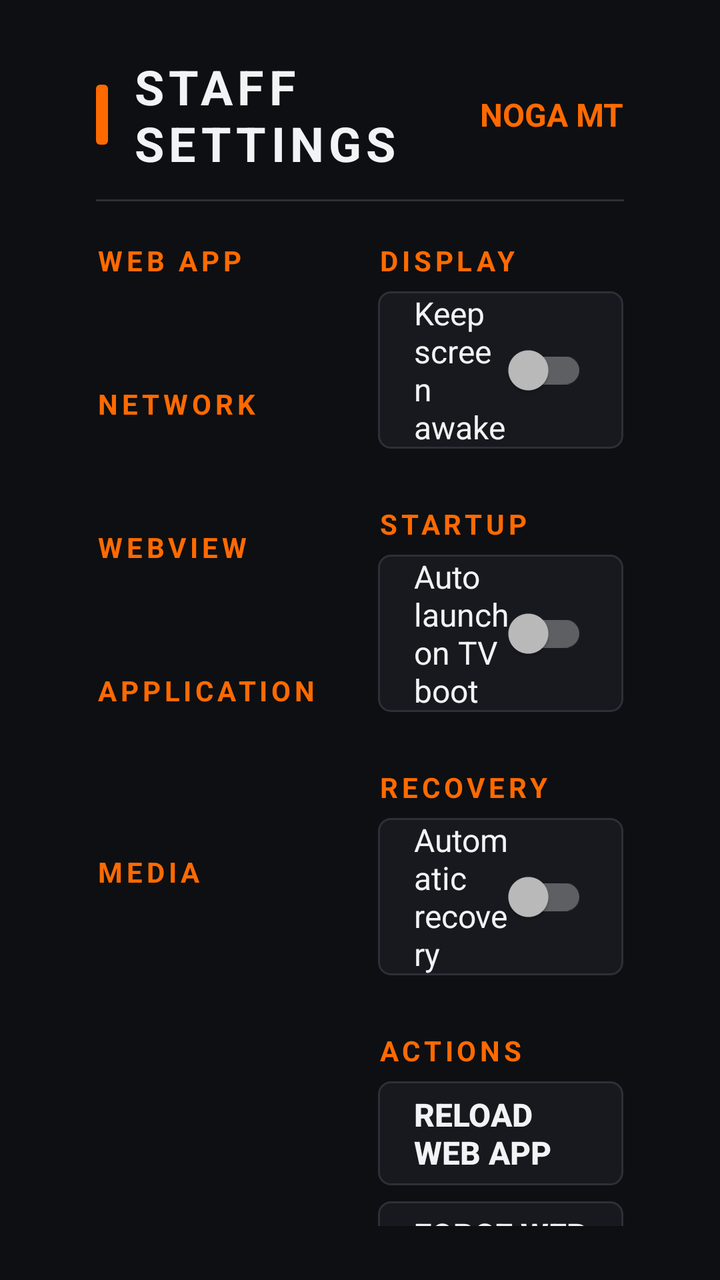
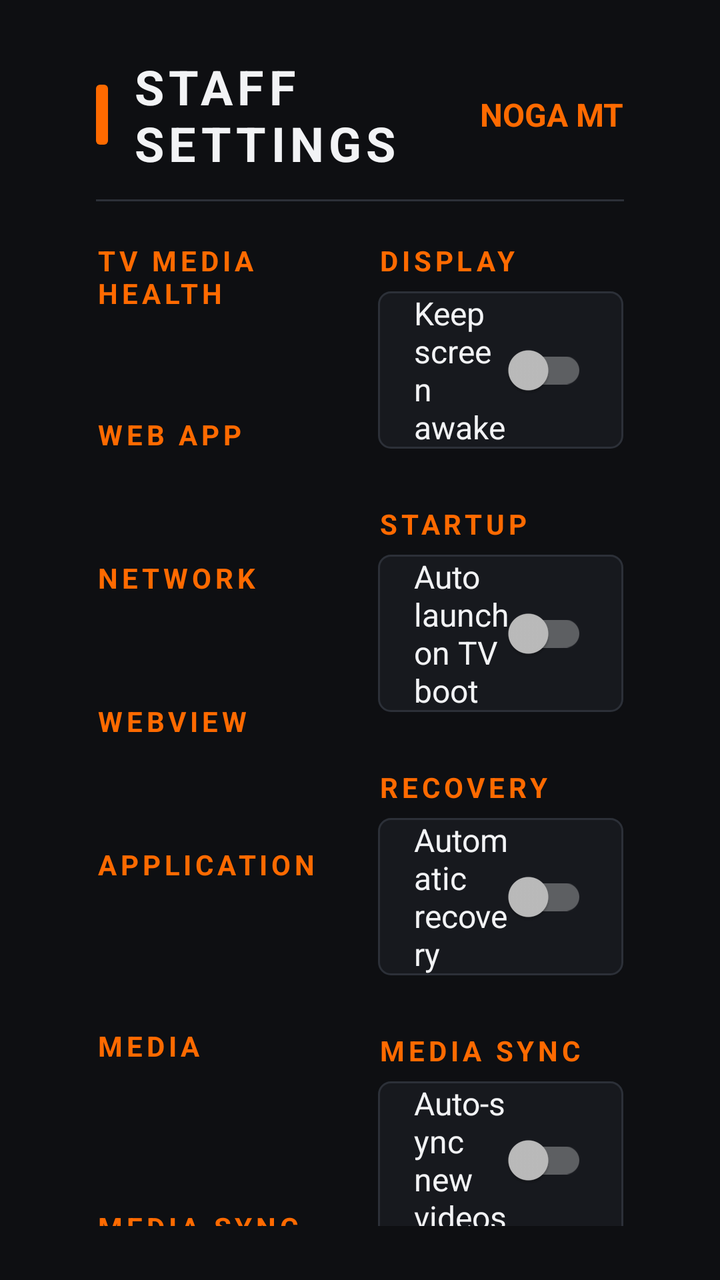

Screens rendered from an Android XML layout before and after an edit, with the pre-edit source and the edit as a unified diff.
<!-- AndroidManifest.xml: activity theme Theme.NogaMT.Staff -->
<!-- res/layout/activity_staff_settings.xml -->
<?xml version="1.0" encoding="utf-8"?>
<LinearLayout xmlns:android="http://schemas.android.com/apk/res/android"
    android:layout_width="match_parent"
    android:layout_height="match_parent"
    android:background="@color/noga_bg"
    android:orientation="vertical"
    android:paddingStart="@dimen/tv_safe_horizontal"
    android:paddingTop="@dimen/tv_safe_vertical"
    android:paddingEnd="@dimen/tv_safe_horizontal"
    android:paddingBottom="@dimen/tv_safe_vertical">

    <LinearLayout
        android:layout_width="match_parent"
        android:layout_height="wrap_content"
        android:gravity="center_vertical"
        android:orientation="horizontal">

        <View
            android:layout_width="6dp"
            android:layout_height="30dp"
            android:layout_marginEnd="12dp"
            android:background="@drawable/accent_bar" />

        <TextView
            android:layout_width="0dp"
            android:layout_height="wrap_content"
            android:layout_weight="1"
            android:letterSpacing="0.1"
            android:text="@string/staff_settings_title"
            android:textAllCaps="true"
            android:textColor="@color/noga_text"
            android:textSize="24sp"
            android:textStyle="bold" />

        <TextView
            android:id="@+id/header_hint"
            android:layout_width="wrap_content"
            android:layout_height="wrap_content"
            android:text="NOGA MT"
            android:textColor="@color/noga_orange"
            android:textSize="16sp"
            android:textStyle="bold" />
    </LinearLayout>

    <View
        android:layout_width="match_parent"
        android:layout_height="1dp"
        android:layout_marginTop="12dp"
        android:background="@color/noga_divider" />

    <LinearLayout
        android:layout_width="match_parent"
        android:layout_height="0dp"
        android:layout_weight="1"
        android:orientation="horizontal">

        
        <ScrollView
            android:layout_width="0dp"
            android:layout_height="match_parent"
            android:layout_weight="1.15"
            android:paddingEnd="24dp"
            android:scrollbars="none">

            <LinearLayout
                android:layout_width="match_parent"
                android:layout_height="wrap_content"
                android:orientation="vertical">

                <TextView style="@style/NogaSectionLabel" android:text="@string/section_webapp" />
                <TextView android:id="@+id/value_start_url" style="@style/NogaValue" />

                <TextView style="@style/NogaSectionLabel" android:text="@string/section_network" />
                <TextView android:id="@+id/value_network" style="@style/NogaValue" />

                <TextView style="@style/NogaSectionLabel" android:text="@string/section_webview" />
                <TextView android:id="@+id/value_webview" style="@style/NogaValue" />

                <TextView style="@style/NogaSectionLabel" android:text="@string/section_application" />
                <TextView android:id="@+id/value_app" style="@style/NogaValue" />
                <TextView android:id="@+id/value_device" style="@style/NogaCaption" />

                <TextView style="@style/NogaSectionLabel" android:text="@string/section_media" />
                <TextView android:id="@+id/value_media_folder" style="@style/NogaValue" />
                <TextView android:id="@+id/value_media_count" style="@style/NogaCaption" />

                <TextView
                    android:id="@+id/value_notice"
                    style="@style/NogaCaption"
                    android:layout_marginTop="24dp"
                    android:alpha="0.7" />
            </LinearLayout>
        </ScrollView>

        
        <ScrollView
            android:layout_width="0dp"
            android:layout_height="match_parent"
            android:layout_weight="1"
            android:scrollbars="none">

            <LinearLayout
                android:layout_width="match_parent"
                android:layout_height="wrap_content"
                android:orientation="vertical">

                <TextView style="@style/NogaSectionLabel" android:text="@string/section_display" />
                <androidx.appcompat.widget.SwitchCompat
                    android:id="@+id/switch_keep_awake"
                    style="@style/NogaSwitch"
                    android:text="@string/label_keep_awake" />

                <TextView style="@style/NogaSectionLabel" android:text="@string/section_startup" />
                <androidx.appcompat.widget.SwitchCompat
                    android:id="@+id/switch_autostart"
                    style="@style/NogaSwitch"
                    android:text="@string/label_autostart" />

                <TextView style="@style/NogaSectionLabel" android:text="@string/section_recovery" />
                <androidx.appcompat.widget.SwitchCompat
                    android:id="@+id/switch_recovery"
                    style="@style/NogaSwitch"
                    android:text="@string/label_recovery" />

                <TextView style="@style/NogaSectionLabel" android:text="@string/section_actions" />

                <Button android:id="@+id/btn_reload" style="@style/NogaButton" android:text="@string/action_reload" />
                <Button android:id="@+id/btn_force_refresh" style="@style/NogaButton" android:text="@string/action_force_refresh" />
                <Button android:id="@+id/btn_select_folder" style="@style/NogaButton" android:text="@string/action_select_folder" />
                <Button android:id="@+id/btn_rescan" style="@style/NogaButton" android:text="@string/action_rescan" />
                <Button android:id="@+id/btn_media_manager" style="@style/NogaButton" android:text="@string/media_manager_title" />
                <Button android:id="@+id/btn_clear_cache" style="@style/NogaButton" android:text="@string/action_clear_cache" />
                <Button android:id="@+id/btn_change_url" style="@style/NogaButton" android:text="@string/action_change_url" />
                <Button android:id="@+id/btn_network_settings" style="@style/NogaButton" android:text="@string/action_network_settings" />
                <Button android:id="@+id/btn_return" style="@style/NogaButton" android:text="@string/action_return" />
            </LinearLayout>
        </ScrollView>
    </LinearLayout>
</LinearLayout>
<!-- resources referenced by this layout -->
<resources>
  <color name="noga_bg">#FF0E0F12</color>
  <color name="noga_divider">#FF2C3038</color>
  <color name="noga_orange">#FFFF6A00</color>
  <color name="noga_text">#FFF2F3F5</color>
  <dimen name="tv_safe_horizontal">48dp</dimen>
  <dimen name="tv_safe_vertical">27dp</dimen>
  <!-- drawable accent_bar (drawable) -->
  <?xml version="1.0" encoding="utf-8"?>
  <shape xmlns:android="http://schemas.android.com/apk/res/android" android:shape="rectangle">
      <solid android:color="@color/noga_orange" />
      <corners android:radius="2dp" />
  </shape>
  <string name="action_change_url">Change Start URL</string>
  <string name="action_clear_cache">Clear Web Cache</string>
  <string name="action_force_refresh">Force Web Refresh</string>
  <string name="action_network_settings">Open Android Network Settings</string>
  <string name="action_reload">Reload Web App</string>
  <string name="action_rescan">Rescan Media</string>
  <string name="action_return">Return To Showroom</string>
  <string name="action_select_folder">Select Media Folder</string>
  <string name="label_autostart">Auto launch on TV boot</string>
  <string name="label_keep_awake">Keep screen awake</string>
  <string name="label_recovery">Automatic recovery</string>
  <string name="media_manager_title">Local Media</string>
  <string name="section_actions">ACTIONS</string>
  <string name="section_application">APPLICATION</string>
  <string name="section_display">DISPLAY</string>
  <string name="section_media">MEDIA</string>
  <string name="section_network">NETWORK</string>
  <string name="section_recovery">RECOVERY</string>
  <string name="section_startup">STARTUP</string>
  <string name="section_webapp">WEB APP</string>
  <string name="section_webview">WEBVIEW</string>
  <string name="staff_settings_title">Staff Settings</string>
  <style name="NogaCaption">
          <item name="android:layout_width">match_parent</item>
          <item name="android:layout_height">wrap_content</item>
          <item name="android:textColor">@color/noga_text_dim</item>
          <item name="android:textSize">14sp</item>
      </style>
  <style name="NogaValue">
          <item name="android:layout_width">match_parent</item>
          <item name="android:layout_height">wrap_content</item>
          <item name="android:textColor">@color/noga_text</item>
          <item name="android:textSize">17sp</item>
          <item name="android:paddingTop">2dp</item>
          <item name="android:paddingBottom">2dp</item>
      </style>
  <color name="noga_text_dim">#FF9AA1AC</color>
  <style name="Theme.NogaMT.Dialog" parent="Theme.AppCompat.Dialog.Alert">
          <item name="android:windowBackground">@drawable/bg_dialog</item>
          <item name="colorAccent">@color/noga_orange</item>
          <item name="android:textColorPrimary">@color/noga_text</item>
          <item name="android:textColorSecondary">@color/noga_text_dim</item>
          <item name="android:windowMinWidthMajor">55%</item>
          <item name="android:windowMinWidthMinor">70%</item>
      </style>
  <color name="noga_orange_dim">#FFB34A00</color>
  <color name="noga_surface">#FF17191E</color>
  <!-- drawable bg_dialog (drawable) -->
  <?xml version="1.0" encoding="utf-8"?>
  <shape xmlns:android="http://schemas.android.com/apk/res/android" android:shape="rectangle">
      <solid android:color="@color/noga_surface" />
      <stroke android:width="2dp" android:color="@color/noga_orange" />
      <corners android:radius="10dp" />
  </shape>
  <!-- unchanged entries left out for length: 5 -->
</resources>

<!-- the commit's change to res/layout/activity_staff_settings.xml (unified diff, before → after) -->
@@ -67,6 +67,14 @@
                 android:layout_height="wrap_content"
                 android:orientation="vertical">
 
+                <TextView style="@style/NogaSectionLabel" android:text="@string/section_health" />
+                <TextView
+                    android:id="@+id/value_health"
+                    style="@style/NogaValue"
+                    android:fontFamily="monospace"
+                    android:lineSpacingExtra="3dp"
+                    android:textSize="16sp" />
+
                 <TextView style="@style/NogaSectionLabel" android:text="@string/section_webapp" />
                 <TextView android:id="@+id/value_start_url" style="@style/NogaValue" />
 
@@ -83,6 +91,10 @@
                 <TextView style="@style/NogaSectionLabel" android:text="@string/section_media" />
                 <TextView android:id="@+id/value_media_folder" style="@style/NogaValue" />
                 <TextView android:id="@+id/value_media_count" style="@style/NogaCaption" />
+
+                <TextView style="@style/NogaSectionLabel" android:text="@string/section_sync" />
+                <TextView android:id="@+id/value_manifest_url" style="@style/NogaValue" />
+                <TextView android:id="@+id/value_sync_state" style="@style/NogaCaption" />
 
                 <TextView
                     android:id="@+id/value_notice"
@@ -122,15 +134,32 @@
                     style="@style/NogaSwitch"
                     android:text="@string/label_recovery" />
 
+                <TextView style="@style/NogaSectionLabel" android:text="@string/section_sync" />
+                <androidx.appcompat.widget.SwitchCompat
+                    android:id="@+id/switch_auto_sync"
+                    style="@style/NogaSwitch"
+                    android:text="@string/label_auto_sync" />
+                <androidx.appcompat.widget.SwitchCompat
+                    android:id="@+id/switch_wifi_only"
+                    style="@style/NogaSwitch"
+                    android:text="@string/label_wifi_only" />
+                <androidx.appcompat.widget.SwitchCompat
+                    android:id="@+id/switch_verify"
+                    style="@style/NogaSwitch"
+                    android:text="@string/label_verify" />
+
                 <TextView style="@style/NogaSectionLabel" android:text="@string/section_actions" />
+
+                <Button android:id="@+id/btn_sync_now" style="@style/NogaButton" android:text="@string/action_sync_now" />
 
                 <Button android:id="@+id/btn_reload" style="@style/NogaButton" android:text="@string/action_reload" />
                 <Button android:id="@+id/btn_force_refresh" style="@style/NogaButton" android:text="@string/action_force_refresh" />
-                <Button android:id="@+id/btn_select_folder" style="@style/NogaButton" android:text="@string/action_select_folder" />
+                <Button android:id="@+id/btn_change_storage" style="@style/NogaButton" android:text="@string/action_change_storage" />
                 <Button android:id="@+id/btn_rescan" style="@style/NogaButton" android:text="@string/action_rescan" />
                 <Button android:id="@+id/btn_media_manager" style="@style/NogaButton" android:text="@string/media_manager_title" />
                 <Button android:id="@+id/btn_clear_cache" style="@style/NogaButton" android:text="@string/action_clear_cache" />
                 <Button android:id="@+id/btn_change_url" style="@style/NogaButton" android:text="@string/action_change_url" />
+                <Button android:id="@+id/btn_manifest_url" style="@style/NogaButton" android:text="@string/action_manifest_url" />
                 <Button android:id="@+id/btn_network_settings" style="@style/NogaButton" android:text="@string/action_network_settings" />
                 <Button android:id="@+id/btn_return" style="@style/NogaButton" android:text="@string/action_return" />
             </LinearLayout>
<!-- resource entries referenced after the edit -->
@@ -12,25 +12,32 @@
       <solid android:color="@color/noga_orange" />
       <corners android:radius="2dp" />
   </shape>
+  <string name="action_change_storage">CHANGE STORAGE</string>
   <string name="action_change_url">Change Start URL</string>
   <string name="action_clear_cache">Clear Web Cache</string>
   <string name="action_force_refresh">Force Web Refresh</string>
+  <string name="action_manifest_url">Change Manifest URL</string>
   <string name="action_network_settings">Open Android Network Settings</string>
   <string name="action_reload">Reload Web App</string>
   <string name="action_rescan">Rescan Media</string>
   <string name="action_return">Return To Showroom</string>
-  <string name="action_select_folder">Select Media Folder</string>
+  <string name="action_sync_now">SYNC NOW</string>
+  <string name="label_auto_sync">Auto-sync new videos</string>
   <string name="label_autostart">Auto launch on TV boot</string>
   <string name="label_keep_awake">Keep screen awake</string>
   <string name="label_recovery">Automatic recovery</string>
+  <string name="label_verify">Verify downloaded files</string>
+  <string name="label_wifi_only">Sync on Wi-Fi / Ethernet only</string>
   <string name="media_manager_title">Local Media</string>
   <string name="section_actions">ACTIONS</string>
   <string name="section_application">APPLICATION</string>
   <string name="section_display">DISPLAY</string>
+  <string name="section_health">TV MEDIA HEALTH</string>
   <string name="section_media">MEDIA</string>
   <string name="section_network">NETWORK</string>
   <string name="section_recovery">RECOVERY</string>
   <string name="section_startup">STARTUP</string>
+  <string name="section_sync">MEDIA SYNC</string>
   <string name="section_webapp">WEB APP</string>
   <string name="section_webview">WEBVIEW</string>
   <string name="staff_settings_title">Staff Settings</string>
